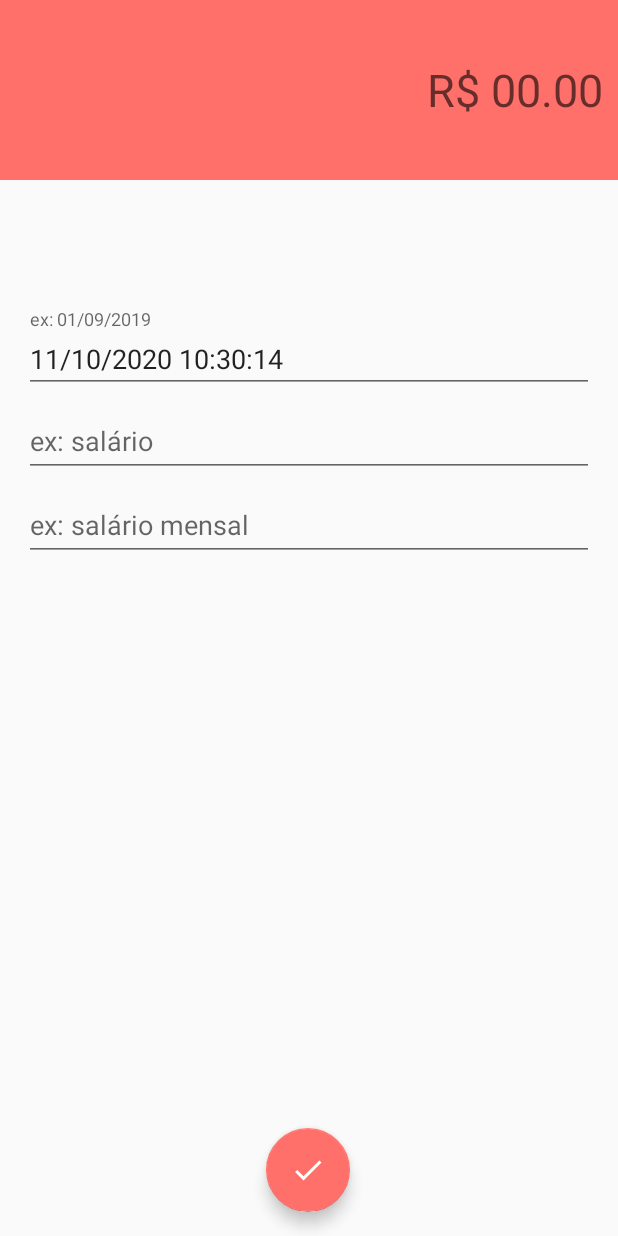
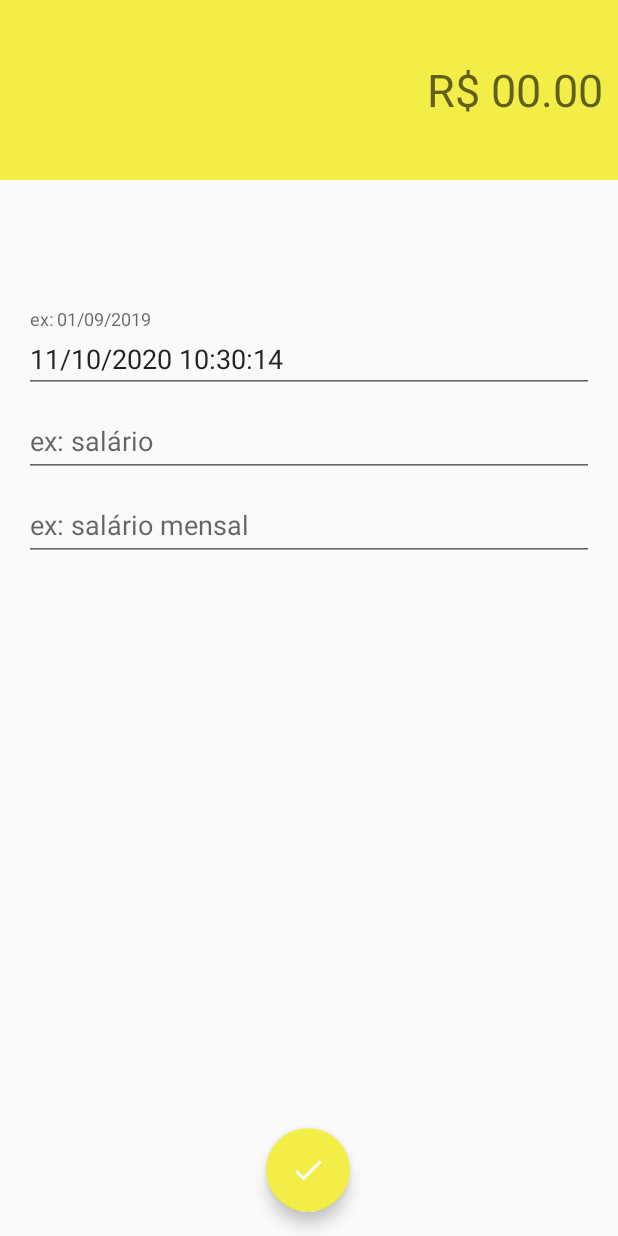
Before and after one commit to ValerioZucoloto/PI-IV, an Android app: the DespesasActivity screen opened directly, with no data from a screen before it, on a phone screen of 412 x 824 dp. Run offline under Robolectric (Android 15) with nearby library versions, the phone set to English and light mode, and no system bars.

Commit message:
Salvando despesa

```diff
--- a/app/src/main/res/layout/activity_despesas.xml
+++ b/app/src/main/res/layout/activity_despesas.xml
@@ -98,6 +98,7 @@
         app:layout_constraintEnd_toEndOf="parent"
         app:layout_constraintHorizontal_bias="0.498"
         app:layout_constraintStart_toStartOf="parent"
-        app:srcCompat="@drawable/ic_confirmar_branco_24" />
+        app:srcCompat="@drawable/ic_confirmar_branco_24"
+        android:onClick="salvarDespesa"/>
 
 </androidx.constraintlayout.widget.ConstraintLayout>
--- a/app/src/main/res/layout/activity_receitas.xml
+++ b/app/src/main/res/layout/activity_receitas.xml
@@ -91,6 +91,7 @@
         android:layout_height="wrap_content"
         android:layout_marginBottom="16dp"
         android:clickable="true"
+        android:tint="#FFFFFF"
         app:layout_constraintBottom_toBottomOf="parent"
         app:layout_constraintEnd_toEndOf="parent"
         app:layout_constraintHorizontal_bias="0.498"
--- a/app/src/main/res/values/colors.xml
+++ b/app/src/main/res/values/colors.xml
@@ -1,19 +1,19 @@
 <?xml version="1.0" encoding="utf-8"?>
 <resources>
-    <color name="colorPrimary">#01C7D2</color>
-    <color name="colorPrimaryDark">#00B2BC</color>
-    <color name="colorAccent">#FF706A</color>
+    <color name="colorPrimary">#F2ED47</color>
+    <color name="colorPrimaryDark">#F5C701</color>
+    <color name="colorAccent">#F5C701</color>
 
     <!-- Cores despesas -->
 
-    <color name="colorPrimaryDespesa">#FF706A</color>
-    <color name="colorPrimaryDarkDespesa">#E66560</color>
-    <color name="colorAccentDespesa">#FF706A</color>
+    <color name="colorPrimaryDespesa">#F2ED47</color>
+    <color name="colorPrimaryDarkDespesa">#F5C701</color>
+    <color name="colorAccentDespesa">#F2ED47</color>
 
     <!-- Cores Receitas -->
 
-    <color name="colorPrimaryReceita">#00D39E</color>
-    <color name="colorPrimaryDarkReceita">#00BE8B</color>
-    <color name="colorAccentReceita">#00D39E</color>
+    <color name="colorPrimaryReceita">#F2ED47</color>
+    <color name="colorPrimaryDarkReceita">#F5C701</color>
+    <color name="colorAccentReceita">#F2ED47</color>
     <color name="WHITE">#F0F0F0F0</color>
 </resources>
```
Also changed, not shown: app/src/main/java/com/cursoandroid/valeriozucoloto/organizze/activity/DespesasActivity.java (+16 -1 lines), app/src/main/java/com/cursoandroid/valeriozucoloto/organizze/model/Movimentacao.java (added, +72 -0 lines), app/src/main/java/helper/DateUltil.java (+11 -0 lines), app/src/main/res/layout/activity_principal.xml (+16 -14 lines).
